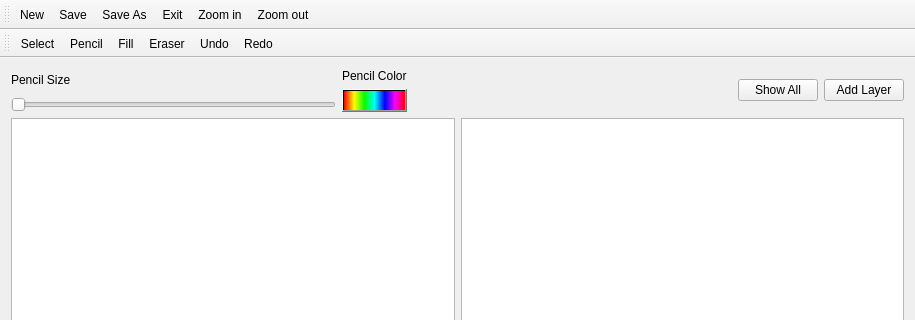
This is src/mainwindow.ui in MATF-RS19/RS024-paint as Qt 5 draws it before an edit; both pictures show x 0 to 915 and y 0 to 320 of the 915 by 709 pixel window. The edited form follows.
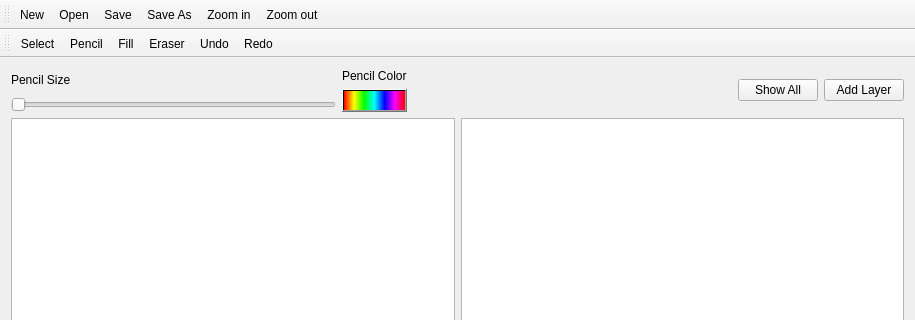
This is the edited form. Icons and pictures are not drawn.

The edit to the form file:
```diff
--- a/src/mainwindow.ui
+++ b/src/mainwindow.ui
@@ -146,9 +146,9 @@
     <bool>false</bool>
    </attribute>
    <addaction name="actionNew"/>
+   <addaction name="actionOpen"/>
    <addaction name="actionSave"/>
    <addaction name="actionSave_As"/>
-   <addaction name="actionExit"/>
    <addaction name="actionZoom_in"/>
    <addaction name="actionZoom_out"/>
   </widget>
@@ -197,15 +197,6 @@
     <string>Save As</string>
    </property>
   </action>
-  <action name="actionExit">
-   <property name="icon">
-    <iconset resource="resources.qrc">
-     <normaloff>:/rec/images/transp_exit.png</normaloff>:/rec/images/transp_exit.png</iconset>
-   </property>
-   <property name="text">
-    <string>Exit</string>
-   </property>
-  </action>
   <action name="actionUndo">
    <property name="icon">
     <iconset resource="resources.qrc">
@@ -333,6 +324,15 @@
     <string>Zoom out</string>
    </property>
   </action>
+  <action name="actionOpen">
+   <property name="icon">
+    <iconset resource="resources.qrc">
+     <normaloff>:/rec/images/open_file.png</normaloff>:/rec/images/open_file.png</iconset>
+   </property>
+   <property name="text">
+    <string>Open</string>
+   </property>
+  </action>
  </widget>
  <layoutdefault spacing="6" margin="11"/>
  <resources>
```
